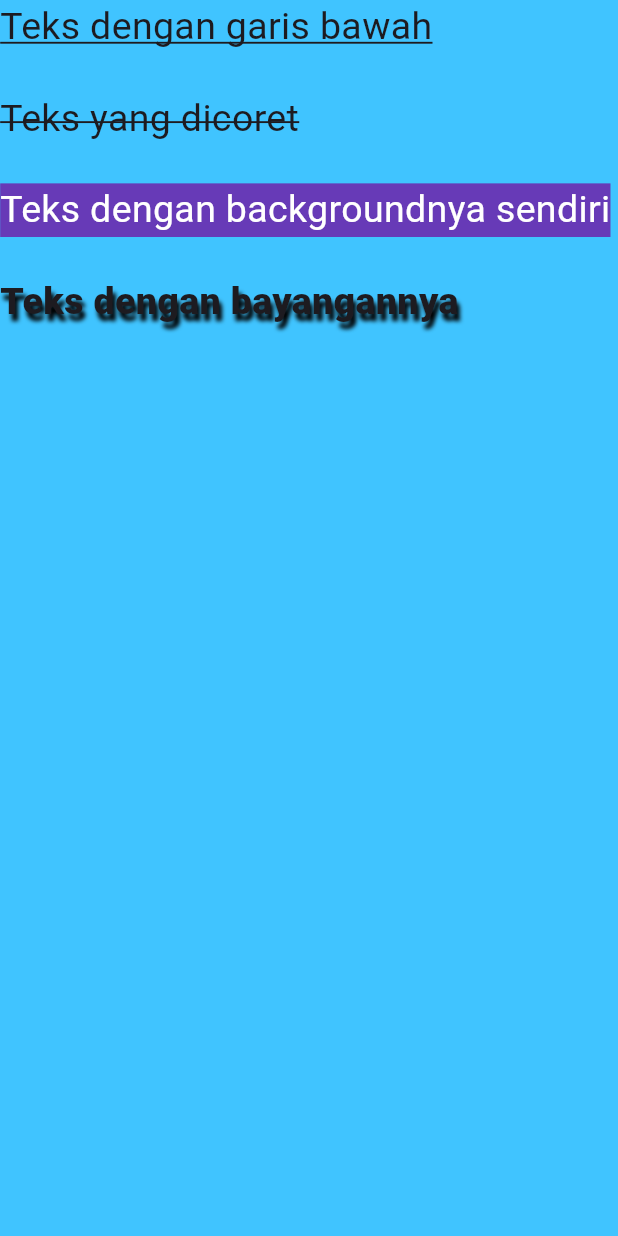
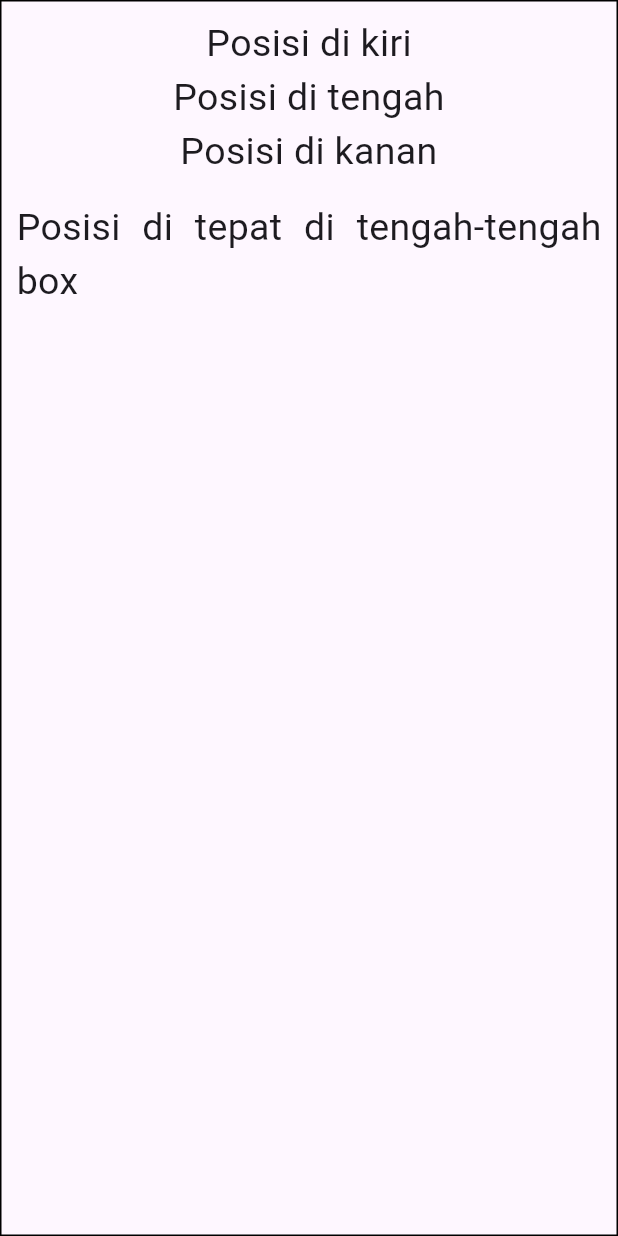
Before and after one commit to AkhmadKhilman/latihan-dasar-flutter, a Flutter app: the screen it shows after launch, on a phone screen of 412 x 824 dp. Run offline on Flutter 3.47's test engine with Material 3 defaults, Android fonts, the phone set to English and light mode, and no system bars.

Commit message:
Learn Text Aligment

```diff
--- a/lib/main.dart
+++ b/lib/main.dart
@@ -21,7 +21,7 @@ void main() {
   // );
 
   // Memanggil class yang berisi MaterialApp
-  runApp(const StylingText());
+  runApp(const TeksAligmentTest());
 }
 
 // Pembuatan class yang berisi MaterialApp dengan extends ke statelessWdiget
@@ -215,3 +215,46 @@ class StylingText extends StatelessWidget {
     );
   }
 }
+
+class TeksAligmentTest extends StatelessWidget {
+  const TeksAligmentTest({super.key});
+
+  @override
+  Widget build(BuildContext context) {
+    return MaterialApp(
+      debugShowCheckedModeBanner: false,
+      home: Scaffold(
+        body: Container(
+          width: double.infinity,
+          padding: const EdgeInsets.all(10),
+          decoration: BoxDecoration(border: Border.all()),
+          child: const Column(
+            children: [
+              Text(
+                "Posisi di kiri",
+                textAlign: TextAlign.left,
+                style: TextStyle(fontSize: 25),
+              ),
+              Text(
+                "Posisi di tengah",
+                textAlign: TextAlign.center,
+                style: TextStyle(fontSize: 25),
+              ),
+              Text(
+                "Posisi di kanan",
+                textAlign: TextAlign.right,
+                style: TextStyle(fontSize: 25),
+              ),
+              SizedBox(height: 15),
+              Text(
+                "Posisi di tepat di tengah-tengah box",
+                textAlign: TextAlign.justify,
+                style: TextStyle(fontSize: 25),
+              ),
+            ],
+          ),
+        ),
+      ),
+    );
+  }
+}
```
